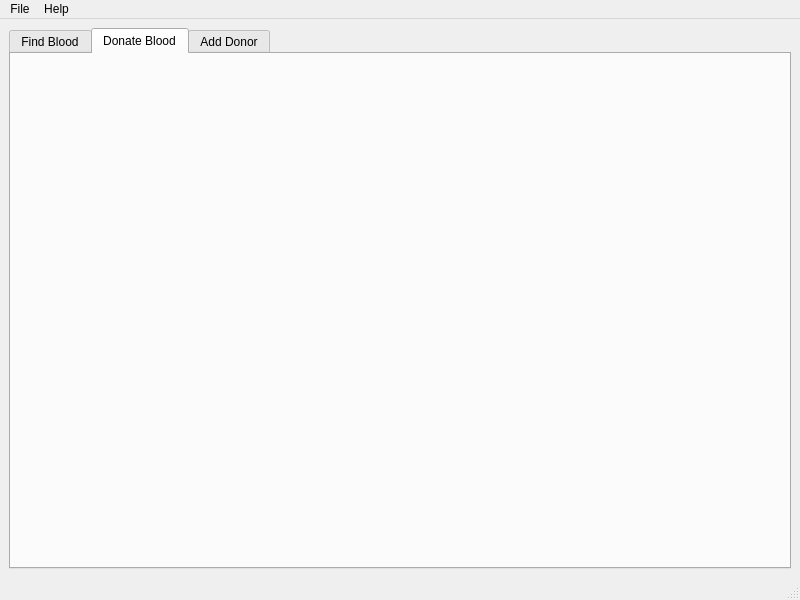
First picture: the form in ui/mainwindow.ui, repository Akshaylal/blood-bank-database, before the edit.
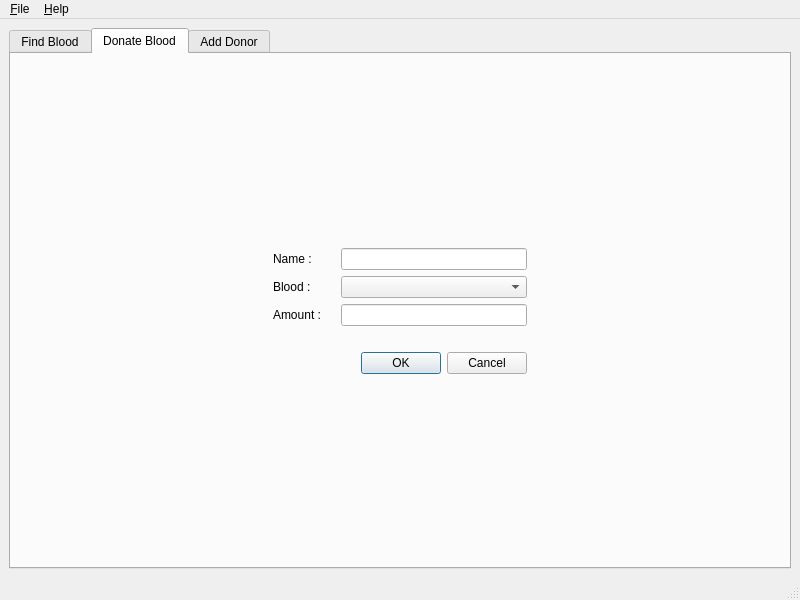
Second picture: the form after the edit. The open tabs and pages were chosen to show the change. Icons and pictures are not drawn.

```diff
--- a/ui/mainwindow.ui
+++ b/ui/mainwindow.ui
@@ -29,6 +29,165 @@
        <attribute name="title">
         <string>Donate Blood</string>
        </attribute>
+       <layout class="QGridLayout" name="gridLayout_3">
+        <item row="1" column="1">
+         <layout class="QFormLayout" name="formDonate">
+          <property name="horizontalSpacing">
+           <number>20</number>
+          </property>
+          <item row="0" column="0">
+           <widget class="QLabel" name="label_7">
+            <property name="text">
+             <string>Name :</string>
+            </property>
+           </widget>
+          </item>
+          <item row="0" column="1">
+           <widget class="QLineEdit" name="inputNameDonate"/>
+          </item>
+          <item row="1" column="0">
+           <widget class="QLabel" name="label_8">
+            <property name="text">
+             <string>Blood :</string>
+            </property>
+           </widget>
+          </item>
+          <item row="1" column="1">
+           <widget class="QComboBox" name="listBloodDonate">
+            <property name="currentText">
+             <string/>
+            </property>
+            <property name="currentIndex">
+             <number>-1</number>
+            </property>
+            <property name="placeholderText">
+             <string>Select type</string>
+            </property>
+            <item>
+             <property name="text">
+              <string>A+</string>
+             </property>
+            </item>
+            <item>
+             <property name="text">
+              <string>A-</string>
+             </property>
+            </item>
+            <item>
+             <property name="text">
+              <string>B+</string>
+             </property>
+            </item>
+            <item>
+             <property name="text">
+              <string>B-</string>
+             </property>
+            </item>
+            <item>
+             <property name="text">
+              <string>AB+</string>
+             </property>
+            </item>
+            <item>
+             <property name="text">
+              <string>AB-</string>
+             </property>
+            </item>
+            <item>
+             <property name="text">
+              <string>O+</string>
+             </property>
+            </item>
+            <item>
+             <property name="text">
+              <string>O-</string>
+             </property>
+            </item>
+           </widget>
+          </item>
+          <item row="2" column="0">
+           <widget class="QLabel" name="label_10">
+            <property name="text">
+             <string>Amount :</string>
+            </property>
+           </widget>
+          </item>
+          <item row="2" column="1">
+           <widget class="QLineEdit" name="inputAmountDonate">
+            <property name="inputMask">
+             <string>9</string>
+            </property>
+           </widget>
+          </item>
+          <item row="4" column="1">
+           <widget class="QDialogButtonBox" name="buttonBox">
+            <property name="standardButtons">
+             <set>QDialogButtonBox::Cancel|QDialogButtonBox::Ok</set>
+            </property>
+           </widget>
+          </item>
+          <item row="3" column="1">
+           <widget class="QLabel" name="label_11">
+            <property name="text">
+             <string/>
+            </property>
+           </widget>
+          </item>
+         </layout>
+        </item>
+        <item row="1" column="2">
+         <spacer name="horizontalSpacer_4">
+          <property name="orientation">
+           <enum>Qt::Horizontal</enum>
+          </property>
+          <property name="sizeHint" stdset="0">
+           <size>
+            <width>40</width>
+            <height>20</height>
+           </size>
+          </property>
+         </spacer>
+        </item>
+        <item row="0" column="1">
+         <spacer name="verticalSpacer_3">
+          <property name="orientation">
+           <enum>Qt::Vertical</enum>
+          </property>
+          <property name="sizeHint" stdset="0">
+           <size>
+            <width>20</width>
+            <height>40</height>
+           </size>
+          </property>
+         </spacer>
+        </item>
+        <item row="1" column="0">
+         <spacer name="horizontalSpacer_3">
+          <property name="orientation">
+           <enum>Qt::Horizontal</enum>
+          </property>
+          <property name="sizeHint" stdset="0">
+           <size>
+            <width>40</width>
+            <height>20</height>
+           </size>
+          </property>
+         </spacer>
+        </item>
+        <item row="2" column="1">
+         <spacer name="verticalSpacer_4">
+          <property name="orientation">
+           <enum>Qt::Vertical</enum>
+          </property>
+          <property name="sizeHint" stdset="0">
+           <size>
+            <width>20</width>
+            <height>40</height>
+           </size>
+          </property>
+         </spacer>
+        </item>
+       </layout>
       </widget>
       <widget class="QWidget" name="tabAddDonor">
        <attribute name="title">
@@ -186,13 +345,13 @@
    </property>
    <widget class="QMenu" name="menuFile">
     <property name="title">
-     <string>File</string>
+     <string>&amp;File</string>
     </property>
     <addaction name="actionQuit"/>
    </widget>
    <widget class="QMenu" name="menuHelp">
     <property name="title">
-     <string>Help</string>
+     <string>&amp;Help</string>
     </property>
    </widget>
    <addaction name="menuFile"/>
```
Left out of the diff: 90 changed lines with no effect on the pictures.
